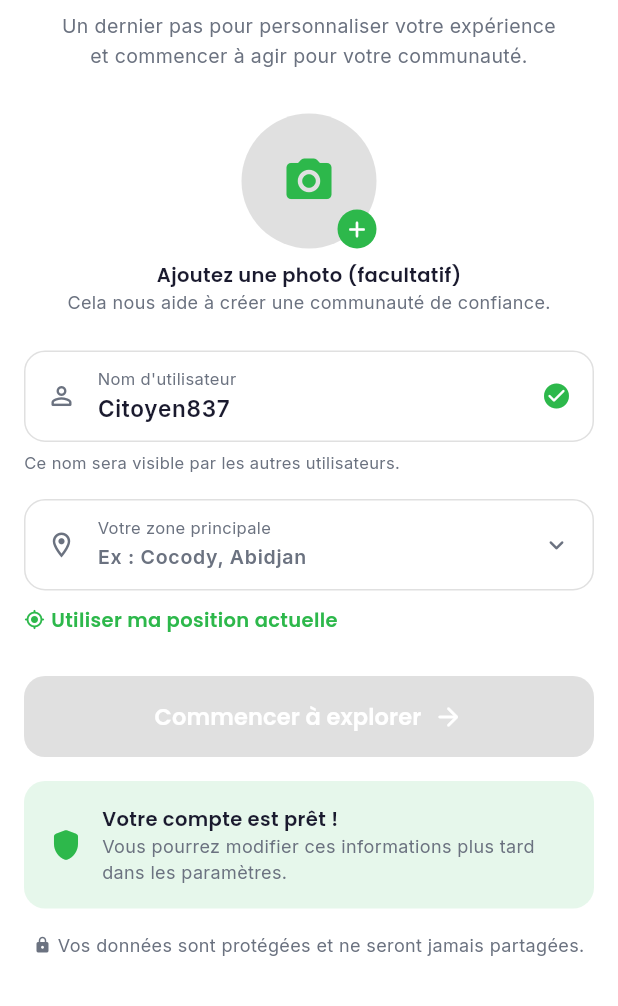
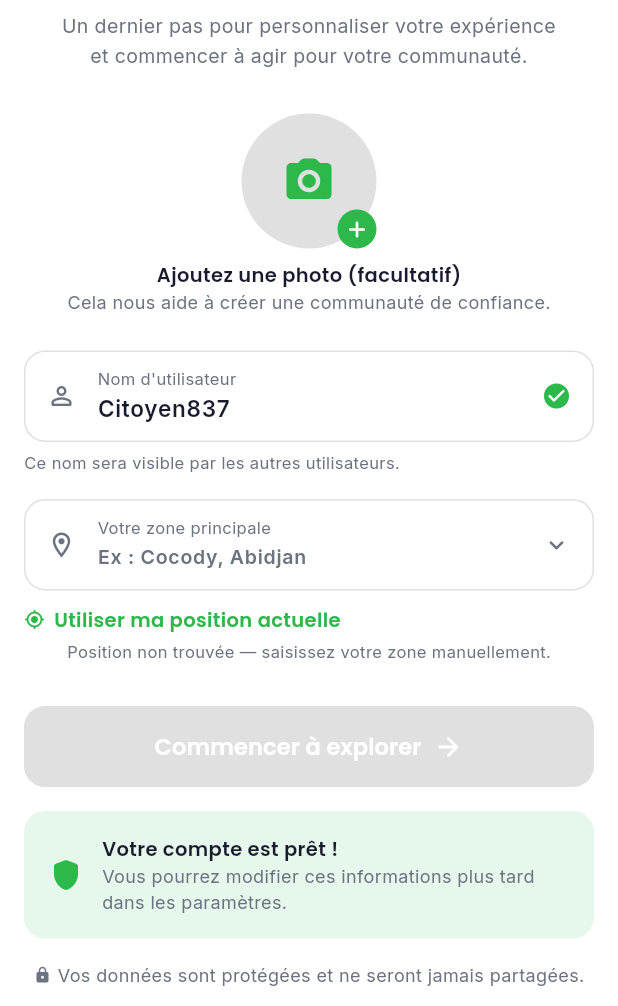
Before and after one commit to MarcelYOH/CliinApp-MVP, a Flutter app: the ProfileSetupPage screen opened directly with empty values, scrolled down 126 dp, after a tap on "Utiliser ma position actuelle", on a phone screen of 412 x 824 dp, the part 230-1236 px from its top. Run offline on Flutter 3.47's test engine with Material 3 defaults, Android fonts, the phone set to English and light mode, and no system bars; our stand-ins replace camera, geocoding, geolocator, google_fonts, image_picker, shared_preferences and 1 more; accounts and stored records are empty.

Commit message:
fix: navigation auth flow + GPS non-bloquant + avatar réactif
- ProfileSetupPage: popUntil(isFirst) ferme tout le flow d'un coup
- auth_gate_sheet: callback réduit à didAuth=true, nav déléguée à ProfileSetupPage
- ProfileSetupPage: GPS jamais lancé automatiquement, timeout 5s, TextField toujours visible
- AppHeader: paramètre avatarOverride pour avatar personnalisé
- HomePage: ListenableBuilder sur AuthStore, avatar/salutation réactifs, DummyUser supprimé

Co-Authored-By: Claude Sonnet 4.6 <noreply@anthropic.com>

```diff
--- a/lib/features/auth/pages/auth_gate_sheet.dart
+++ b/lib/features/auth/pages/auth_gate_sheet.dart
@@ -18,7 +18,7 @@ Future<bool> showAuthGateSheet(BuildContext context) async {
     builder: (ctx) => AuthGateSheet(
       onAuthenticated: () {
         didAuth = true;
-        Navigator.pop(ctx);
+        // ProfileSetupPage ferme tout le flow via popUntil(route.isFirst)
       },
     ),
   );
--- a/lib/features/auth/pages/profile_setup_page.dart
+++ b/lib/features/auth/pages/profile_setup_page.dart
@@ -25,6 +25,7 @@ class _ProfileSetupPageState extends State<ProfileSetupPage> {
   late final TextEditingController _zoneController;
   bool _isLoading = false;
   bool _isLocating = false;
+  bool _locationError = false;
   bool _usernameValid = true;
 
   @override
@@ -34,7 +35,7 @@ class _ProfileSetupPageState extends State<ProfileSetupPage> {
         TextEditingController(text: _generateUsername());
     _zoneController = TextEditingController(text: '');
     _usernameValid = _usernameController.text.isNotEmpty;
-    _tryGetZone();
+    // GPS ne se lance PAS automatiquement — uniquement sur bouton
   }
 
   @override
@@ -55,13 +56,21 @@ class _ProfileSetupPageState extends State<ProfileSetupPage> {
   }
 
   Future<void> _tryGetZone() async {
-    setState(() => _isLocating = true);
+    if (_isLocating) return;
+    setState(() { _isLocating = true; _locationError = false; });
     try {
-      final pos = await UserLocationService.instance.getCurrentPosition();
-      if (pos == null || !mounted) return;
+      final pos = await UserLocationService.instance
+          .getCurrentPosition()
+          .timeout(const Duration(seconds: 5), onTimeout: () => null);
+      if (!mounted) return;
+      if (pos == null) { setState(() => _locationError = true); return; }
+
       final placemarks = await placemarkFromCoordinates(
-          pos.latitude, pos.longitude);
-      if (placemarks.isEmpty || !mounted) return;
+              pos.latitude, pos.longitude)
+          .timeout(const Duration(seconds: 5), onTimeout: () => []);
+      if (!mounted) return;
+      if (placemarks.isEmpty) { setState(() => _locationError = true); return; }
+
       final p = placemarks.first;
       final parts = <String>[];
       if (p.subLocality?.isNotEmpty == true) parts.add(p.subLocality!);
@@ -70,10 +79,12 @@ class _ProfileSetupPageState extends State<ProfileSetupPage> {
         parts.add(p.administrativeArea!);
       }
       if (parts.isNotEmpty && mounted) {
-        setState(() => _zoneController.text = parts.join(', '));
+        setState(() { _zoneController.text = parts.join(', '); _locationError = false; });
+      } else if (mounted) {
+        setState(() => _locationError = true);
       }
     } catch (_) {
-      // géolocalisation indisponible — utilisateur peut saisir manuellement
+      if (mounted) setState(() => _locationError = true);
     } finally {
       if (mounted) setState(() => _isLocating = false);
     }
@@ -94,7 +105,8 @@ class _ProfileSetupPageState extends State<ProfileSetupPage> {
         zone: _zoneController.text.trim(),
       );
       if (mounted) {
-        widget.onAuthenticated();
+        widget.onAuthenticated(); // signale didAuth = true au parent
+        Navigator.of(context).popUntil((route) => route.isFirst);
       }
     } catch (_) {
       if (mounted) {
@@ -104,9 +116,8 @@ class _ProfileSetupPageState extends State<ProfileSetupPage> {
             behavior: SnackBarBehavior.floating,
           ),
         );
+        setState(() => _isLoading = false);
       }
-    } finally {
-      if (mounted) setState(() => _isLoading = false);
     }
   }
 
@@ -330,27 +341,7 @@ class _ProfileSetupPageState extends State<ProfileSetupPage> {
                                       color: CliinAppColors.textSecondary),
                                 ),
                               ),
-                              _isLocating
-                                  ? Padding(
-                                      padding:
-                                          const EdgeInsets.only(bottom: 10),
-                                      child: Row(children: [
-                                        const SizedBox(
-                                          width: 14,
-                                          height: 14,
-                                          child: CircularProgressIndicator(
-                                              strokeWidth: 2,
-                                              color: CliinAppColors.primary),
-                                        ),
-                                        const SizedBox(width: 8),
-                                        Text('Localisation en cours...',
-                                            style: GoogleFonts.inter(
-                                                fontSize: 13,
-                                                color: CliinAppColors
-                                                    .textSecondary)),
-                                      ]),
-                                    )
-                                  : TextField(
+                              TextField(
                                 controller: _zoneController,
                                 onChanged: (_) => setState(() {}),
                                 style: GoogleFonts.inter(
@@ -380,19 +371,29 @@ class _ProfileSetupPageState extends State<ProfileSetupPage> {
                     ),
                     const SizedBox(height: 10),
 
-                    // Utiliser ma position actuelle
+                    // Utiliser ma position actuelle — uniquement sur tap
                     Align(
                       alignment: Alignment.centerLeft,
                       child: GestureDetector(
-                        onTap: _tryGetZone,
+                        onTap: _isLocating ? null : _tryGetZone,
                         child: Row(
                           mainAxisSize: MainAxisSize.min,
                           children: [
-                            const Icon(Icons.my_location_rounded,
+                            _isLocating
+                                ? const SizedBox(
+                                    width: 14,
+                                    height: 14,
+                                    child: CircularProgressIndicator(
+                                        strokeWidth: 2,
+                                        color: CliinAppColors.primary),
+                                  )
+                                : const Icon(Icons.my_location_rounded,
                                     color: CliinAppColors.primary, size: 14),
-                            const SizedBox(width: 4),
+                            const SizedBox(width: 6),
                             Text(
-                              'Utiliser ma position actuelle',
+                              _isLocating
+                                  ? 'Localisation en cours...'
+                                  : 'Utiliser ma position actuelle',
                               style: GoogleFonts.poppins(
                                 fontSize: 13,
                                 fontWeight: FontWeight.w600,
@@ -402,6 +403,16 @@ class _ProfileSetupPageState extends State<ProfileSetupPage> {
                             ),
                           ],
                         ),
+                      ),
+                    ),
+                    if (_locationError)
+                      Padding(
+                        padding: const EdgeInsets.only(top: 4),
+                        child: Text(
+                          'Position non trouvée — saisissez votre zone manuellement.',
+                          style: GoogleFonts.inter(
+                              fontSize: 11,
+                              color: CliinAppColors.textSecondary),
                         ),
                       ),
                     const SizedBox(height: 28),
```
Also changed, not shown: lib/features/home/pages/home_page.dart (+78 -12 lines), lib/shared/widgets/app_header.dart (+6 -2 lines). Lines whose indentation alone changed are shown as unchanged.
